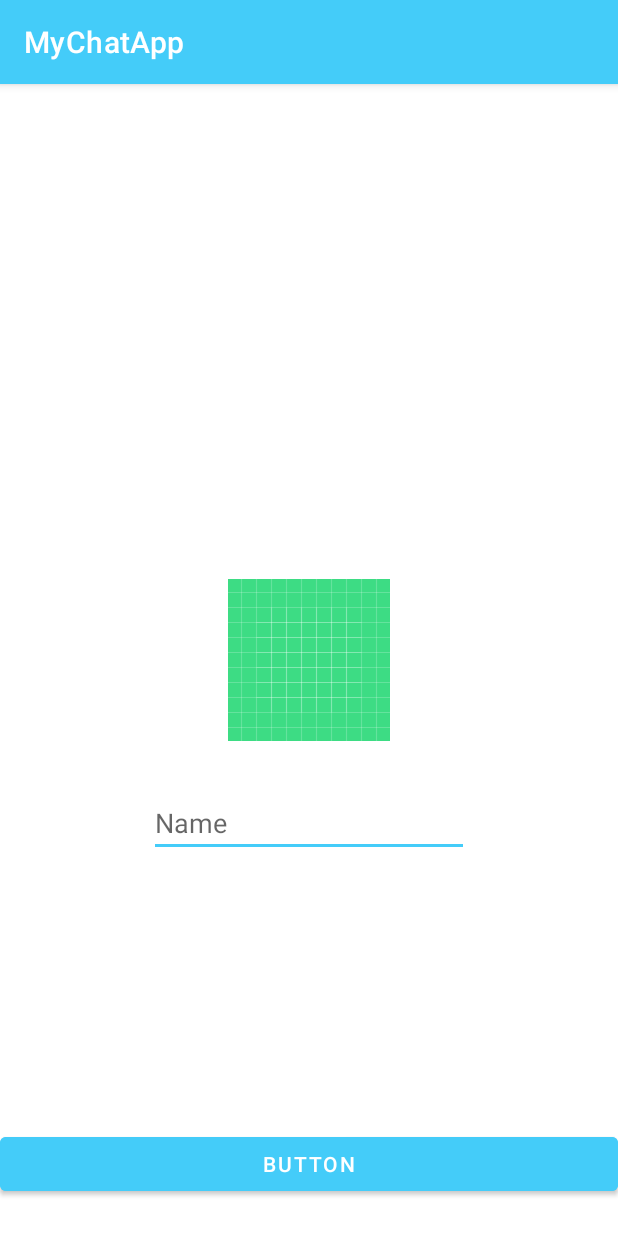
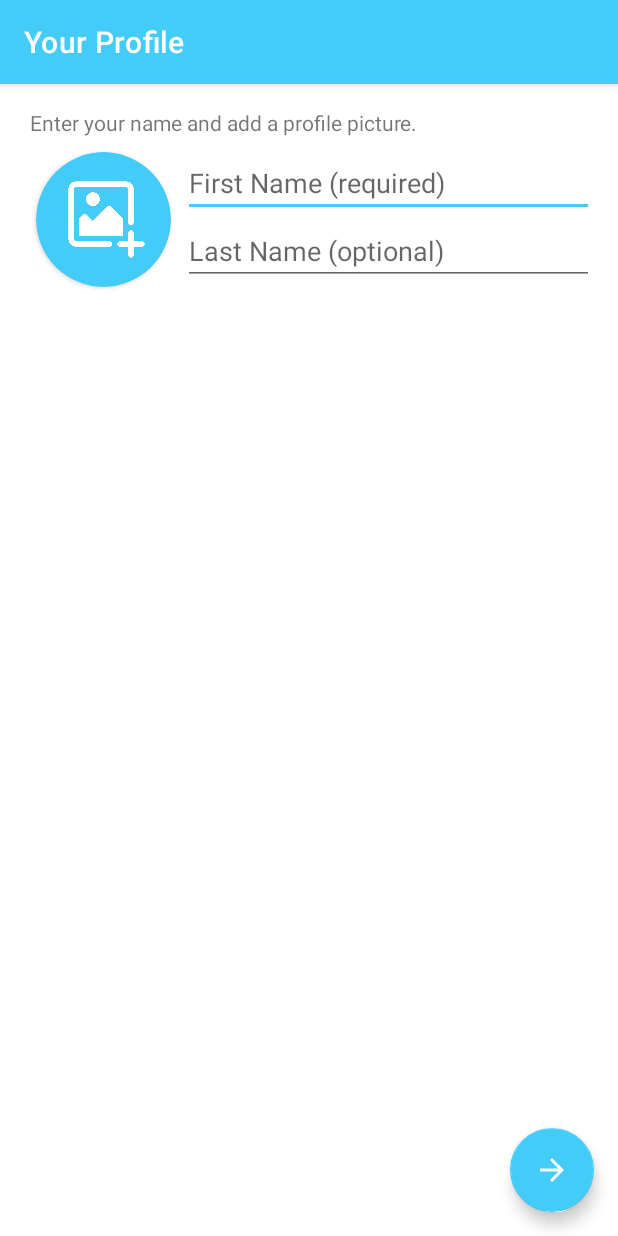
Before and after one commit to ETS-Android1/Chat_App, an Android app: the CreateProfile screen opened directly, with no data from a screen before it, on a phone screen of 412 x 824 dp. Run offline under Robolectric (Android 15) with nearby library versions, the phone set to English and light mode, and no system bars; our stand-ins replace Firebase (no records; nobody signed in at launch, a user with empty details on screens opened directly); libraries missing offline, so code that uses them is left out: com.theartofdev.edmodo; Roboto replaces fonts that are not available here.

Commit message:
1) Completed CreateProfile Activity to take user details when user logs in. 2) Minor UI fixes.

```diff
--- a/app/src/main/java/com/example/mychatapp/CreateProfile.java
+++ b/app/src/main/java/com/example/mychatapp/CreateProfile.java
@@ -1,14 +1,240 @@
 package com.example.mychatapp;
 
+import androidx.annotation.NonNull;
+import androidx.annotation.Nullable;
 import androidx.appcompat.app.AppCompatActivity;
 
+import android.content.Intent;
+import android.graphics.Bitmap;
+import android.net.Uri;
 import android.os.Bundle;
+import android.os.Handler;
+import android.provider.MediaStore;
+import android.util.Log;
+import android.view.View;
+import android.view.WindowManager;
+import android.widget.EditText;
+import android.widget.ImageView;
+import android.widget.ProgressBar;
+import android.widget.Toast;
+
+import com.example.mychatapp.models.User;
+import com.google.android.gms.tasks.OnFailureListener;
+import com.google.android.gms.tasks.OnSuccessListener;
+import com.google.android.material.floatingactionbutton.FloatingActionButton;
+import com.google.firebase.auth.FirebaseAuth;
+import com.google.firebase.database.DatabaseReference;
+import com.google.firebase.database.FirebaseDatabase;
+import com.google.firebase.firestore.DocumentReference;
+import com.google.firebase.firestore.FirebaseFirestore;
+import com.google.firebase.storage.FirebaseStorage;
+import com.google.firebase.storage.StorageReference;
+import com.google.firebase.storage.UploadTask;
+import com.theartofdev.edmodo.cropper.CropImage;
+import com.theartofdev.edmodo.cropper.CropImageView;
+
+import java.io.ByteArrayOutputStream;
+import java.io.IOException;
+import java.util.HashMap;
+import java.util.Map;
+import java.util.Objects;
+
 
 public class CreateProfile extends AppCompatActivity {
+
+    private EditText mFirstName;
+    private EditText mLastName;
+    private ImageView mUserImage;
+    private FloatingActionButton fab;
+    private ProgressBar mProgressBar;
+    private Uri imageData;
+    private final static int IMAGE_PICK_REQUEST_CODE = 1;
+    private String imageUrl;
+    private String userName;
 
     @Override
     protected void onCreate(Bundle savedInstanceState) {
         super.onCreate(savedInstanceState);
         setContentView(R.layout.activity_create_profile);
+        // Set title for action bar
+        setTitle("Your Profile");
+        initialize();
+
+        // Set the OnClickListener() for the user to select the image
+        mUserImage.setOnClickListener(v -> {
+            // Implicit intent to pick image from the phone storage
+            Intent i = new Intent(Intent.ACTION_PICK, MediaStore.Images.Media.EXTERNAL_CONTENT_URI);
+            i.setFlags(Intent.FLAG_GRANT_READ_URI_PERMISSION);
+            startActivityForResult(i, IMAGE_PICK_REQUEST_CODE);
+        });
+
+        // Set the OnClickListener() for the floating action button
+        fab.setOnClickListener(v -> {
+            if (mFirstName.getText().toString().trim().isEmpty()) {
+                Toast.makeText(CreateProfile.this, "Enter the First Name", Toast.LENGTH_SHORT).show();
+                return;
+            }
+            mProgressBar.setVisibility(View.VISIBLE);
+            getWindow().setFlags(WindowManager.LayoutParams.FLAG_NOT_TOUCHABLE,
+                    WindowManager.LayoutParams.FLAG_NOT_TOUCHABLE);
+
+            sendDataForNewUser();   // Calling method to store the data to firebase
+            mProgressBar.setVisibility(View.GONE);
+            getWindow().clearFlags(WindowManager.LayoutParams.FLAG_NOT_TOUCHABLE);
+
+            // Starting the chat activity
+            startActivity(new Intent(CreateProfile.this, MainActivity.class));
+            finish();
+        });
     }
+
+    private void sendDataForNewUser() {
+        sendDataToRealtimeDB();
+        if (imageData != null) {
+            sendImageToFirebaseStorage();
+        } else {
+            sendDataToFirebaseFirestore();
+        }
+    }
+
+    private void sendDataToRealtimeDB() {
+        userName = mFirstName.getText().toString().trim();
+        if (!mLastName.getText().toString().trim().isEmpty()) {
+            userName += " " + mLastName.getText().toString().trim();
+        }
+
+        // Get the instance of Firebase Realtime DB
+        DatabaseReference reference = FirebaseDatabase.getInstance()
+                .getReference(Objects.requireNonNull(FirebaseAuth.getInstance().getUid()));
+
+        User user = new User(userName, FirebaseAuth.getInstance().getUid());
+        // Adding user to DB
+        reference.setValue(user).addOnSuccessListener(new OnSuccessListener<Void>() {
+            @Override
+            public void onSuccess(Void aVoid) {
+                Log.v("Add User", "User Added successfully to real-time DB");
+            }
+        }).addOnFailureListener(new OnFailureListener() {
+            @Override
+            public void onFailure(@NonNull Exception e) {
+                Log.e("Add User", "Add User unsuccessfully to real-time DB");
+            }
+        });
+    }
+
+    private synchronized void sendImageToFirebaseStorage() {
+        StorageReference reference = FirebaseStorage.getInstance()
+                .getReference()
+                .child("User Images")
+                .child(Objects.requireNonNull(FirebaseAuth.getInstance().getUid()))
+                .child("Profile Image");
+
+        // Compress image for convenient storage of profile images
+        Bitmap bitmap = null;
+        try {
+            bitmap = MediaStore.Images.Media.getBitmap(getContentResolver(), imageData);
+        } catch (IOException e) {
+            Log.e("Image Compression Error", "IO Error: " + e.getMessage());
+        }
+
+        ByteArrayOutputStream byteArrayOutputStream = new ByteArrayOutputStream();
+        if (bitmap != null) bitmap.compress(Bitmap.CompressFormat.JPEG, 25, byteArrayOutputStream);
+        byte[] data = byteArrayOutputStream.toByteArray();
+
+        // Send image to firebase storage
+        UploadTask uploadTask = reference.putBytes(data);
+        uploadTask.addOnSuccessListener(new OnSuccessListener<UploadTask.TaskSnapshot>() {
+            @Override
+            public void onSuccess(UploadTask.TaskSnapshot taskSnapshot) {
+                reference.getDownloadUrl().addOnSuccessListener(new OnSuccessListener<Uri>() {
+                    @Override
+                    public void onSuccess(Uri uri) {
+                        imageUrl = uri.toString();
+                        sendDataToFirebaseFirestore();
+                        Log.v("Get URL", "URL received successfully");
+                    }
+                }).addOnFailureListener(new OnFailureListener() {
+                    @Override
+                    public void onFailure(@NonNull Exception e) {
+                        Log.e("Get URL", "URL receive failed");
+                    }
+                });
+                Log.v("Image Upload", "Image uploaded successfully");
+            }
+        }).addOnFailureListener(new OnFailureListener() {
+            @Override
+            public void onFailure(@NonNull Exception e) {
+                Log.e("Image Upload", "Image upload failed");
+            }
+        });
+    }
+
+    private void sendDataToFirebaseFirestore() {
+        DocumentReference reference = FirebaseFirestore.getInstance()
+                .collection("Users").document(Objects.requireNonNull(FirebaseAuth.getInstance().getUid()));
+
+        Map<String, Object> userDetails = new HashMap<>();
+        userDetails.put("userName", userName);
+        userDetails.put("userImage", imageUrl);
+        userDetails.put("uid", FirebaseAuth.getInstance().getUid());
+        userDetails.put("status", "Online");
+
+        reference.set(userDetails)
+                .addOnSuccessListener(new OnSuccessListener<Void>() {
+                    @Override
+                    public void onSuccess(Void aVoid) {
+                        Log.v("Add User", "User Added successfully to firestore");
+                    }
+                }).addOnFailureListener(new OnFailureListener() {
+                    @Override
+                    public void onFailure(@NonNull Exception e) {
+                        Log.e("Add User", "Add User unsuccessfully to firestore");
+                    }
+                });
+    }
+
+    @Override
+    protected void onActivityResult(int requestCode, int resultCode, @Nullable Intent data) {
+        switch (requestCode) {
+            case IMAGE_PICK_REQUEST_CODE:
+                if (resultCode == RESULT_OK) {
+                    if (data != null) {
+                        // Launch the image cropping activity
+                        CropImage.activity(data.getData())
+                                .setGuidelines(CropImageView.Guidelines.ON)
+                                .setAspectRatio(140, 140)
+                                .setFixAspectRatio(true)
+                                .setCropShape(CropImageView.CropShape.RECTANGLE)
+                                .start(this);
+                    }
+                }
+
+            case CropImage.CROP_IMAGE_ACTIVITY_REQUEST_CODE:
+                CropImage.ActivityResult result = CropImage.getActivityResult(data);
+                if (resultCode == RESULT_OK && result != null) {
+                    imageData = result.getUri();
+                    mUserImage.setPaddingRelative(0, 0, 0, 0);  // Set padding to 0
+                    mUserImage.setImageURI(imageData);
+                } else if (resultCode == CropImage.CROP_IMAGE_ACTIVITY_RESULT_ERROR_CODE && result != null) {
+                    Log.e("Image Select", "Cropping Error: " + result.getError().toString());
+                }
+        }
+
+        super.onActivityResult(requestCode, resultCode, data);
+    }
+
+    /**
+     * Method to initialize the view class objects with the views
+     * from the layout resource file.
+     *
+     */
+    private void initialize() {
+        mFirstName = findViewById(R.id.editTextUserFirstName);
+        mLastName = findViewById(R.id.editTextUserLastName);
+        mUserImage = findViewById(R.id.userImageButton);
+        fab = findViewById(R.id.fabCreateProfile);
+        mProgressBar = findViewById(R.id.createProfileProgressBar);
+    }
+
+
 }
--- a/app/src/main/java/com/example/mychatapp/SplashScreen.java
+++ b/app/src/main/java/com/example/mychatapp/SplashScreen.java
@@ -20,7 +20,7 @@ public class SplashScreen extends AppCompatActivity {
         getSupportActionBar().hide();
         getWindow().setFlags(WindowManager.LayoutParams.FLAG_FULLSCREEN, WindowManager.LayoutParams.FLAG_FULLSCREEN);
 
-        // Setting the splash screen image
+        // Set the splash screen image
         ImageView mImageView = findViewById(R.id.splashScreenIcon);
         mImageView.setImageResource(R.drawable.chat_app_icon);
         Animation iconAnimation = AnimationUtils.loadAnimation(SplashScreen.this,
--- a/app/src/main/res/layout/activity_create_profile.xml
+++ b/app/src/main/res/layout/activity_create_profile.xml
@@ -6,36 +6,99 @@
     android:layout_height="match_parent"
     tools:context=".CreateProfile">
 
-    <ImageView
-        android:id="@+id/imageView"
+    <EditText
+        android:id="@+id/editTextUserFirstName"
+        android:layout_width="0dp"
+        android:layout_height="wrap_content"
+        android:layout_marginStart="8dp"
+        android:layout_marginTop="8dp"
+        android:layout_marginEnd="16dp"
+        android:ems="10"
+        android:hint="First Name (required)"
+        android:inputType="textPersonName"
+        app:layout_constraintEnd_toEndOf="parent"
+        app:layout_constraintStart_toEndOf="@+id/addImageCardView"
+        app:layout_constraintTop_toBottomOf="@+id/textView7" />
+
+    <EditText
+        android:id="@+id/editTextUserLastName"
+        android:layout_width="0dp"
+        android:layout_height="wrap_content"
+        android:layout_marginStart="8dp"
+        android:layout_marginEnd="16dp"
+        android:ems="10"
+        android:hint="Last Name (optional)"
+        android:inputType="textPersonName"
+        app:layout_constraintEnd_toEndOf="parent"
+        app:layout_constraintStart_toEndOf="@+id/addImageCardView"
+        app:layout_constraintTop_toBottomOf="@+id/editTextUserFirstName" />
+
+    <TextView
+        android:id="@+id/textView7"
         android:layout_width="wrap_content"
         android:layout_height="wrap_content"
+        android:layout_marginStart="20dp"
+        android:layout_marginTop="16dp"
+        android:text="Enter your name and add a profile picture."
+        app:layout_constraintStart_toStartOf="parent"
+        app:layout_constraintTop_toTopOf="parent" />
+
+    <androidx.cardview.widget.CardView
+        android:id="@+id/addImageCardView"
+        android:layout_width="90dp"
+        android:layout_height="90dp"
+        android:layout_marginStart="24dp"
+        android:layout_marginTop="10dp"
+        app:cardBackgroundColor="@color/blue_1"
+        app:layout_constraintStart_toStartOf="parent"
+        app:layout_constraintTop_toBottomOf="@+id/textView7"
+        app:cardCornerRadius="100dp">
+
+        <ImageView
+            android:id="@+id/userImageButton"
+            android:layout_width="match_parent"
+            android:layout_height="match_parent"
+            android:adjustViewBounds="true"
+            android:paddingStart="18dp"
+            android:paddingEnd="14dp"
+            android:paddingVertical="18dp"
+            android:scaleType="centerCrop"
+            android:src="@drawable/add_photo" />
+    </androidx.cardview.widget.CardView>
+
+    <com.google.android.material.floatingactionbutton.FloatingActionButton
+        android:id="@+id/fabCreateProfile"
+        android:layout_width="wrap_content"
+        android:layout_height="wrap_content"
+        android:layout_marginEnd="16dp"
+        android:layout_marginBottom="16dp"
+        android:clickable="true"
+        android:contentDescription="Send OTP"
+        android:fitsSystemWindows="true"
+        android:focusable="true"
         app:layout_constraintBottom_toBottomOf="parent"
         app:layout_constraintEnd_toEndOf="parent"
-        app:layout_constraintStart_toStartOf="parent"
-        app:layout_constraintTop_toTopOf="parent"
-        app:srcCompat="@drawable/ic_launcher_background" />
+        app:srcCompat="@drawable/ic_baseline_arrow_forward_24"
+        app:tint="#FFFFFF" />
 
-    <EditText
-        android:id="@+id/editTextTextPersonName"
-        android:layout_width="wrap_content"
-        android:layout_height="wrap_content"
-        android:layout_marginTop="32dp"
-        android:ems="10"
-        android:hint="Name"
-        android:inputType="textPersonName"
-        app:layout_constraintEnd_toEndOf="parent"
-        app:layout_constraintStart_toStartOf="parent"
-        app:layout_constraintTop_toBottomOf="@+id/imageView" />
-
-    <Button
-        android:id="@+id/button2"
+    <ProgressBar
+        android:id="@+id/createProfileProgressBar"
+        style="@style/Widget.AppCompat.ProgressBar"
         android:layout_width="0dp"
-        android:layout_height="wrap_content"
-        android:layout_marginBottom="24dp"
-        android:backgroundTint="@color/blue_1"
-        android:text="Button"
-        app:layout_constraintBottom_toBottomOf="parent"
-        app:layout_constraintEnd_toEndOf="parent"
-        app:layout_constraintStart_toStartOf="parent" />
+        android:layout_height="0dp"
+        android:layout_marginStart="12dp"
+        android:layout_marginTop="12dp"
+        android:layout_marginEnd="12dp"
+        android:layout_marginBottom="12dp"
+        android:elevation="7dp"
+        android:indeterminate="true"
+        android:indeterminateTint="@color/white"
+        android:indeterminateTintMode="src_atop"
+        android:visibility="invisible"
+        app:layout_constraintBottom_toBottomOf="@+id/fabCreateProfile"
+        app:layout_constraintEnd_toEndOf="@+id/fabCreateProfile"
+        app:layout_constraintHorizontal_bias="0.0"
+        app:layout_constraintStart_toStartOf="@+id/fabCreateProfile"
+        app:layout_constraintTop_toTopOf="@+id/fabCreateProfile"
+        app:layout_constraintVertical_bias="1.0" />
 </androidx.constraintlayout.widget.ConstraintLayout>
```
Also changed, not shown: app/build.gradle (+9 -3 lines), app/src/main/AndroidManifest.xml (+10 -2 lines), app/src/main/java/com/example/mychatapp/OtpAuth.java (+12 -6 lines), app/src/main/java/com/example/mychatapp/PhoneVerification.java (+10 -4 lines), app/src/main/java/com/example/mychatapp/models/User.java (added, +27 -0 lines), app/src/main/res/drawable/add_photo.png (added), 1 other file.
